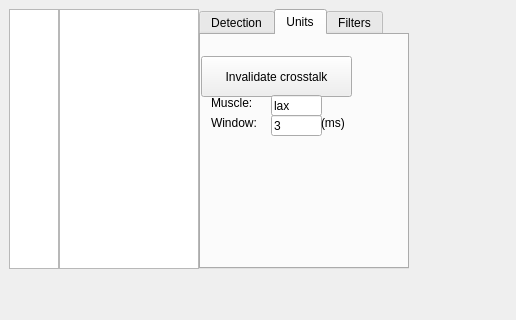
Old version of the form mainwindow.ui in the repository LeoJW/ampsorter; both pictures show x 0 to 516 and y 0 to 320 of the 976 by 673 pixel window.
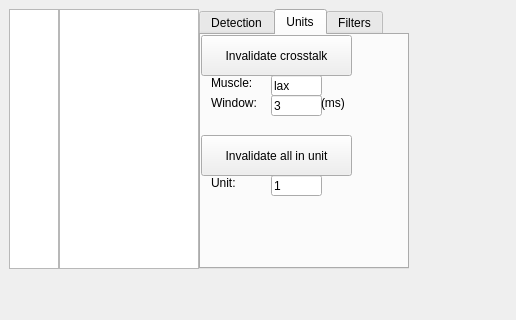
New version of the form. The open tabs and pages were chosen to show the change. Custom widgets are drawn as their Qt base class.

Commit message: invalidate all in unit feature added

```diff
--- a/mainwindow.ui
+++ b/mainwindow.ui
@@ -313,7 +313,7 @@
         <property name="geometry">
          <rect>
           <x>0</x>
-          <y>21</y>
+          <y>0</y>
           <width>151</width>
           <height>41</height>
          </rect>
@@ -326,7 +326,7 @@
         <property name="geometry">
          <rect>
           <x>70</x>
-          <y>60</y>
+          <y>40</y>
           <width>51</width>
           <height>21</height>
          </rect>
@@ -339,7 +339,7 @@
         <property name="geometry">
          <rect>
           <x>10</x>
-          <y>60</y>
+          <y>40</y>
           <width>51</width>
           <height>16</height>
          </rect>
@@ -352,7 +352,7 @@
         <property name="geometry">
          <rect>
           <x>10</x>
-          <y>80</y>
+          <y>60</y>
           <width>61</width>
           <height>16</height>
          </rect>
@@ -365,7 +365,7 @@
         <property name="geometry">
          <rect>
           <x>70</x>
-          <y>80</y>
+          <y>60</y>
           <width>51</width>
           <height>21</height>
          </rect>
@@ -378,7 +378,7 @@
         <property name="geometry">
          <rect>
           <x>120</x>
-          <y>80</y>
+          <y>60</y>
           <width>31</width>
           <height>16</height>
          </rect>
@@ -387,6 +387,45 @@
          <string>(ms)</string>
         </property>
        </widget>
+       <widget class="QPushButton" name="invalidateUnitButton">
+        <property name="geometry">
+         <rect>
+          <x>0</x>
+          <y>100</y>
+          <width>151</width>
+          <height>41</height>
+         </rect>
+        </property>
+        <property name="text">
+         <string>Invalidate all in unit</string>
+        </property>
+       </widget>
+       <widget class="QLineEdit" name="invalidateUnitLineEdit">
+        <property name="geometry">
+         <rect>
+          <x>70</x>
+          <y>140</y>
+          <width>51</width>
+          <height>21</height>
+         </rect>
+        </property>
+        <property name="text">
+         <string>1</string>
+        </property>
+       </widget>
+       <widget class="QLabel" name="label_7">
+        <property name="geometry">
+         <rect>
+          <x>10</x>
+          <y>140</y>
+          <width>51</width>
+          <height>16</height>
+         </rect>
+        </property>
+        <property name="text">
+         <string>Unit:</string>
+        </property>
+       </widget>
       </widget>
       <widget class="QWidget" name="tabFilter">
        <attribute name="title">
```
Left out of the diff: 196 changed lines with no effect on the pictures. The commit also changes 2 other files.
